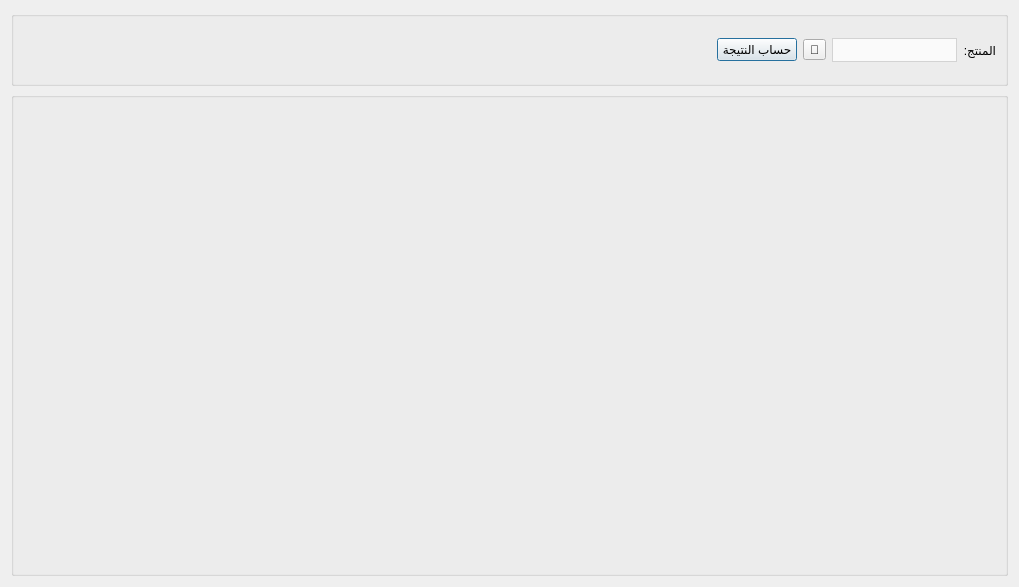
The window that Ui_QuantitiesReport.ui (rabee361/E-commerce2) describes before a commit, drawn with Qt 5.
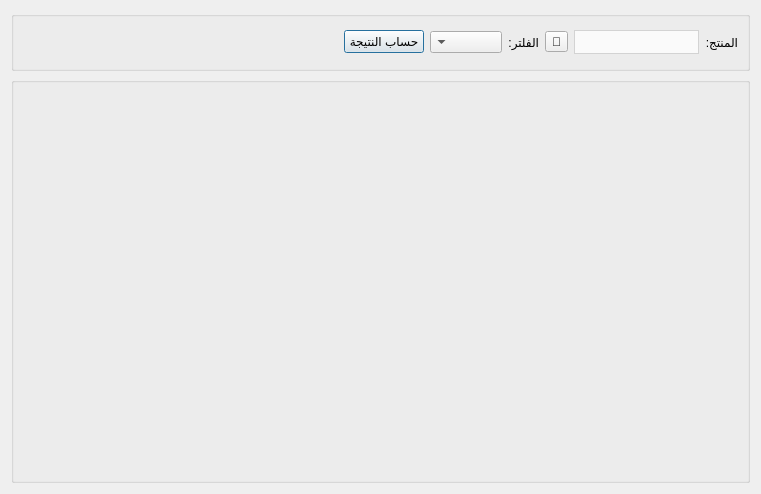
The same window after the commit. Icons and pictures are not drawn.

What changed in the file:
```diff
--- a/Ui_QuantitiesReport.ui
+++ b/Ui_QuantitiesReport.ui
@@ -9,8 +9,8 @@
    <rect>
     <x>0</x>
     <y>0</y>
-    <width>1019</width>
-    <height>587</height>
+    <width>761</width>
+    <height>494</height>
    </rect>
   </property>
   <property name="windowTitle">
@@ -37,7 +37,7 @@
      <property name="maximumSize">
       <size>
        <width>16777215</width>
-       <height>75</height>
+       <height>60</height>
       </size>
      </property>
      <property name="layoutDirection">
@@ -114,6 +114,16 @@
         </property>
        </widget>
       </item>
+      <item row="0" column="3">
+       <widget class="QLabel" name="label_2">
+        <property name="text">
+         <string>الفلتر:</string>
+        </property>
+       </widget>
+      </item>
+      <item row="0" column="4">
+       <widget class="QComboBox" name="filter_combobox"/>
+      </item>
      </layout>
     </widget>
    </item>
```
Left out of the diff: 4 changed lines with no effect on the pictures.
